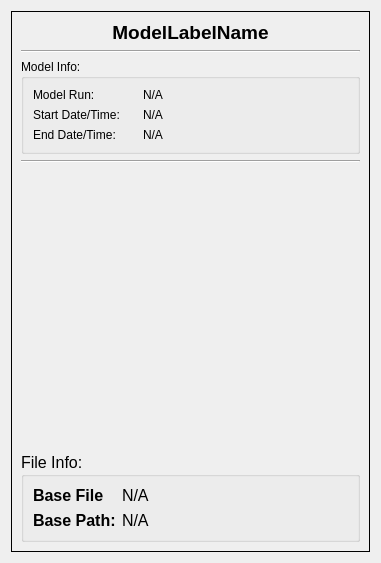
First picture: the form in applications/SwFT/swftStatusWindowWidget.ui, repository ghost-kit/archive, before the edit.
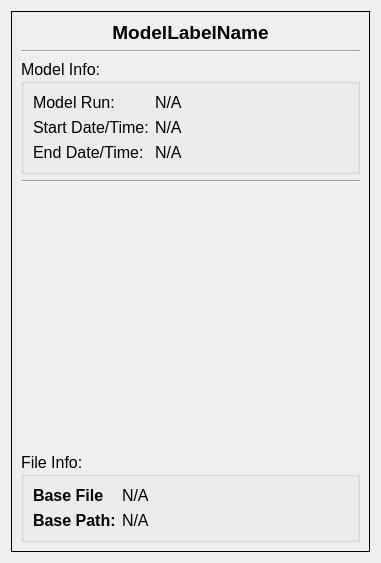
Second picture: the form after the edit.

Commit message: minor UI changes to StatusWindow widget.

Patch:
```diff
--- a/applications/SwFT/swftStatusWindowWidget.ui
+++ b/applications/SwFT/swftStatusWindowWidget.ui
@@ -78,6 +78,9 @@
        </item>
        <item row="7" column="0" colspan="3">
         <widget class="Line" name="topSeparator">
+         <property name="frameShadow">
+          <enum>QFrame::Sunken</enum>
+         </property>
          <property name="orientation">
           <enum>Qt::Horizontal</enum>
          </property>
@@ -160,6 +163,12 @@
        </item>
        <item row="4" column="0" colspan="3">
         <widget class="QGroupBox" name="groupBox_2">
+         <property name="font">
+          <font>
+           <family>Helvetica Neue</family>
+           <pointsize>12</pointsize>
+          </font>
+         </property>
          <property name="title">
           <string>Model Info:</string>
          </property>
```
Left out of the diff: 3 changed lines with no effect on the pictures. The commit also changes 2 other files.
